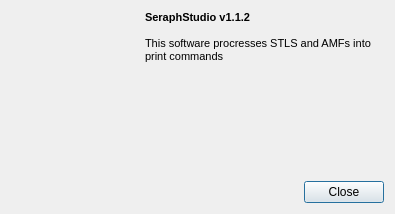
The window that software/projects/apps/FabStudio/aboutdialog.ui (SeraphRobotics/SeraphStudio) describes before a commit, drawn with Qt 5.
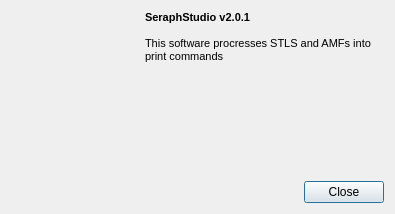
The same window after the commit. Icons and pictures are not drawn.

What changed in the file:
```diff
--- a/software/projects/apps/FabStudio/aboutdialog.ui
+++ b/software/projects/apps/FabStudio/aboutdialog.ui
@@ -87,7 +87,7 @@
 &lt;html&gt;&lt;head&gt;&lt;meta name=&quot;qrichtext&quot; content=&quot;1&quot; /&gt;&lt;style type=&quot;text/css&quot;&gt;
 p, li { white-space: pre-wrap; }
 &lt;/style&gt;&lt;/head&gt;&lt;body style=&quot; font-family:'MS Shell Dlg 2'; font-size:8pt; font-weight:400; font-style:normal;&quot;&gt;
-&lt;p style=&quot; margin-top:0px; margin-bottom:0px; margin-left:0px; margin-right:0px; -qt-block-indent:0; text-indent:0px;&quot;&gt;&lt;span style=&quot; font-weight:600;&quot;&gt;SeraphStudio v1.1.2&lt;/span&gt;&lt;/p&gt;
+&lt;p style=&quot; margin-top:0px; margin-bottom:0px; margin-left:0px; margin-right:0px; -qt-block-indent:0; text-indent:0px;&quot;&gt;&lt;span style=&quot; font-weight:600;&quot;&gt;SeraphStudio v2.0.1&lt;/span&gt;&lt;/p&gt;
 &lt;p style=&quot;-qt-paragraph-type:empty; margin-top:0px; margin-bottom:0px; margin-left:0px; margin-right:0px; -qt-block-indent:0; text-indent:0px; font-weight:600;&quot;&gt;&lt;br /&gt;&lt;/p&gt;
 &lt;p style=&quot; margin-top:0px; margin-bottom:0px; margin-left:0px; margin-right:0px; -qt-block-indent:0; text-indent:0px;&quot;&gt;This software procresses STLS and AMFs into print commands&lt;/p&gt;&lt;/body&gt;&lt;/html&gt;</string>
        </property>
```
